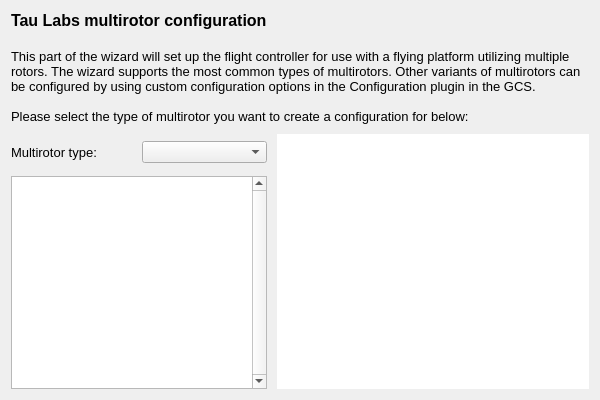
Qt form ground/gcs/src/plugins/setupwizard/pages/multipage.ui (TauLabs/TauLabs) before a commit.
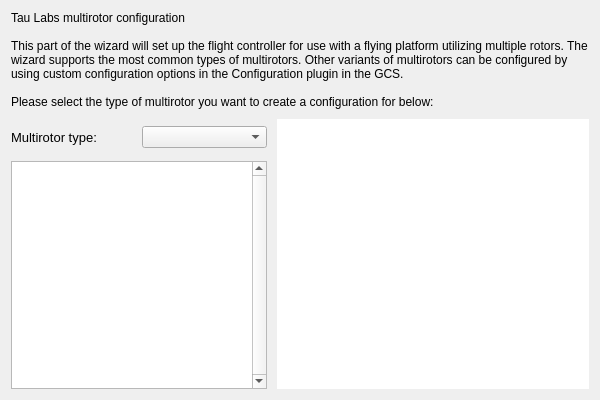
The same form after that commit.

Commit message:
SetupWizard: strip formatting from text
The formatting applied does not work well across platforms.  Removing
until that is improved.

```diff
--- a/ground/gcs/src/plugins/setupwizard/pages/multipage.ui
+++ b/ground/gcs/src/plugins/setupwizard/pages/multipage.ui
@@ -17,15 +17,11 @@
    <item>
     <widget class="QLabel" name="label">
      <property name="text">
-      <string>&lt;!DOCTYPE HTML PUBLIC &quot;-//W3C//DTD HTML 4.0//EN&quot; &quot;http://www.w3.org/TR/REC-html40/strict.dtd&quot;&gt;
-&lt;html&gt;&lt;head&gt;&lt;meta name=&quot;qrichtext&quot; content=&quot;1&quot; /&gt;&lt;style type=&quot;text/css&quot;&gt;
-p, li { white-space: pre-wrap; }
-&lt;/style&gt;&lt;/head&gt;&lt;body style=&quot; font-family:'Lucida Grande'; font-size:13pt; font-weight:400; font-style:normal;&quot;&gt;
-&lt;p style=&quot; margin-top:0px; margin-bottom:0px; margin-left:0px; margin-right:0px; -qt-block-indent:0; text-indent:0px;&quot;&gt;&lt;span style=&quot; font-family:'MS Shell Dlg 2'; font-size:12pt; font-weight:600;&quot;&gt;Tau Labs multirotor configuration&lt;/span&gt;&lt;/p&gt;
-&lt;p style=&quot;-qt-paragraph-type:empty; margin-top:0px; margin-bottom:0px; margin-left:0px; margin-right:0px; -qt-block-indent:0; text-indent:0px; font-family:'MS Shell Dlg 2'; font-size:12pt; font-weight:600;&quot;&gt;&lt;br /&gt;&lt;/p&gt;
-&lt;p style=&quot; margin-top:0px; margin-bottom:0px; margin-left:0px; margin-right:0px; -qt-block-indent:0; text-indent:0px;&quot;&gt;&lt;span style=&quot; font-family:'MS Shell Dlg 2'; font-size:10pt;&quot;&gt;This part of the wizard will set up the flight controller for use with a flying platform utilizing multiple rotors. The wizard supports the most common types of multirotors. Other variants of multirotors can be configured by using custom configuration options in the Configuration plugin in the GCS.&lt;/span&gt;&lt;/p&gt;
-&lt;p style=&quot;-qt-paragraph-type:empty; margin-top:0px; margin-bottom:0px; margin-left:0px; margin-right:0px; -qt-block-indent:0; text-indent:0px; font-family:'MS Shell Dlg 2'; font-size:10pt;&quot;&gt;&lt;br /&gt;&lt;/p&gt;
-&lt;p style=&quot; margin-top:0px; margin-bottom:0px; margin-left:0px; margin-right:0px; -qt-block-indent:0; text-indent:0px;&quot;&gt;&lt;span style=&quot; font-family:'MS Shell Dlg 2'; font-size:10pt;&quot;&gt;Please select the type of multirotor you want to create a configuration for below:&lt;/span&gt;&lt;/p&gt;&lt;/body&gt;&lt;/html&gt;</string>
+      <string>Tau Labs multirotor configuration
+
+This part of the wizard will set up the flight controller for use with a flying platform utilizing multiple rotors. The wizard supports the most common types of multirotors. Other variants of multirotors can be configured by using custom configuration options in the Configuration plugin in the GCS.
+
+Please select the type of multirotor you want to create a configuration for below:</string>
      </property>
      <property name="alignment">
       <set>Qt::AlignLeading|Qt::AlignLeft|Qt::AlignTop</set>
```
The commit also changes 13 other files.
